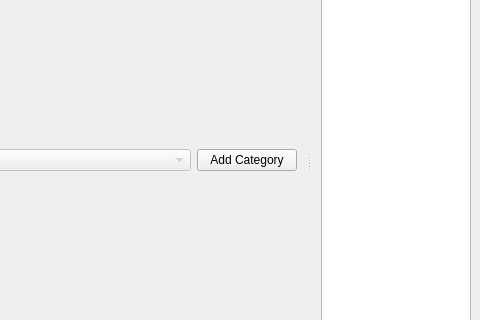
Old version of the form ui/segment.ui in the repository s-du/ForestPicTaker; both pictures show x 320 to 800 and y 81 to 401 of the 800 by 486 pixel window.
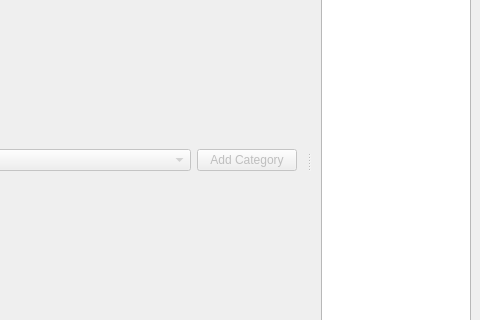
New version of the form.

Diff of the .ui file:
```diff
--- a/ui/segment.ui
+++ b/ui/segment.ui
@@ -32,6 +32,9 @@
       </item>
       <item>
        <widget class="QPushButton" name="pushButton_addCat">
+        <property name="enabled">
+         <bool>false</bool>
+        </property>
         <property name="minimumSize">
          <size>
           <width>100</width>
```
